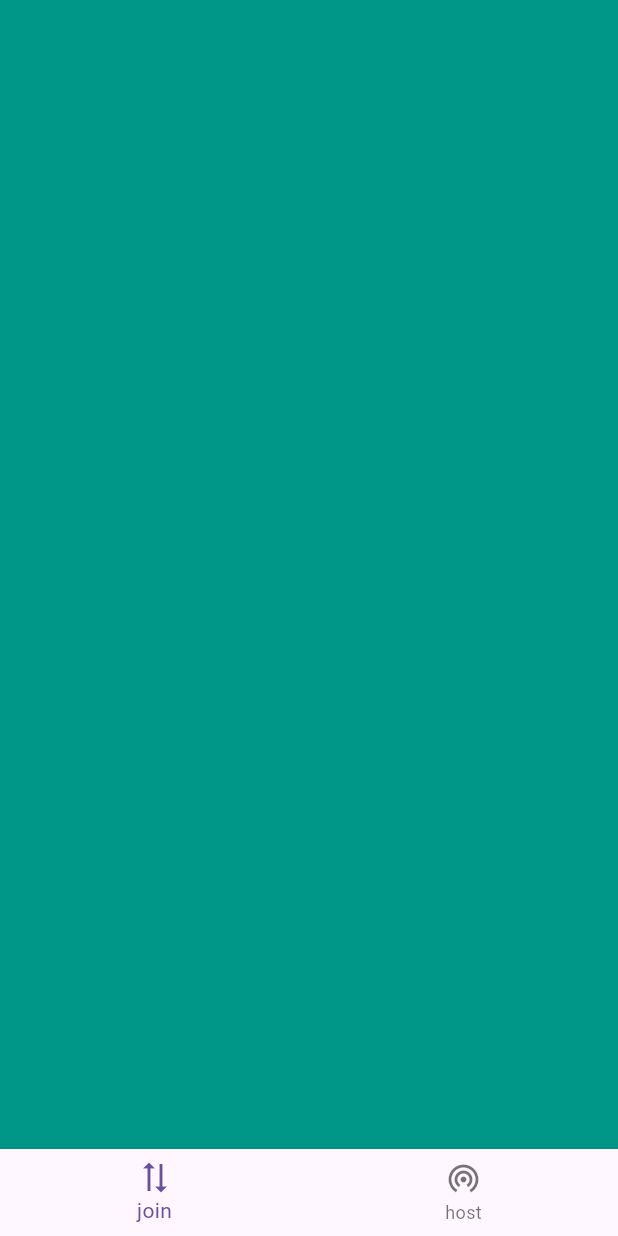
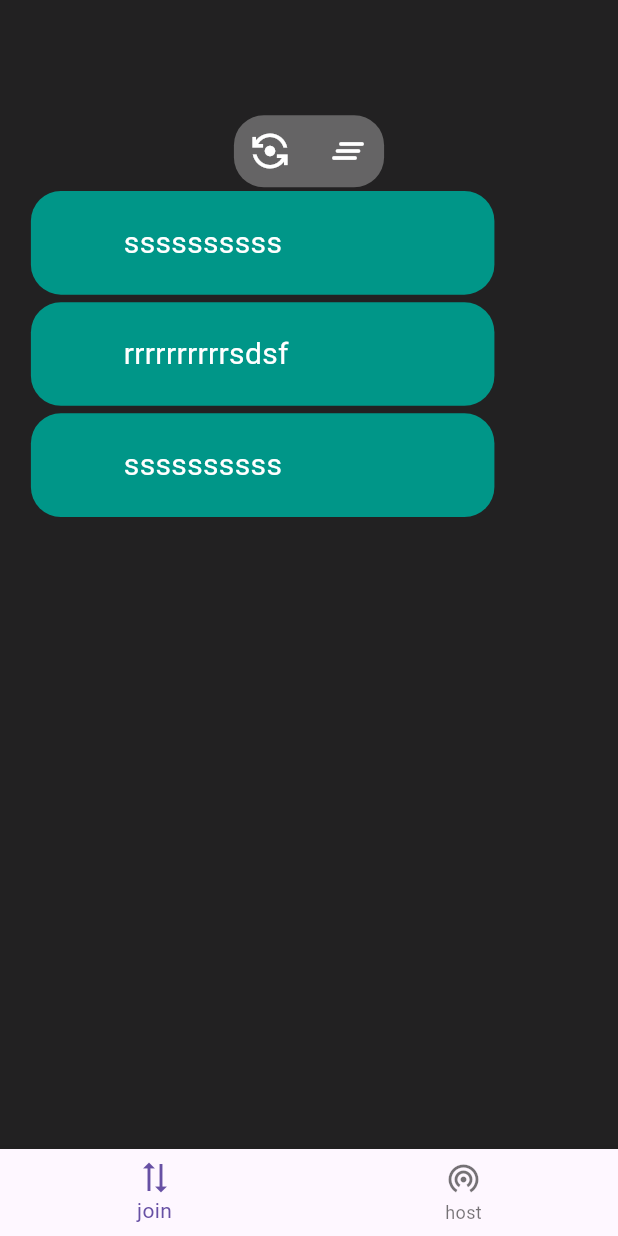
Before and after one commit to darksider-05/live_text, a Flutter app: the screen it shows after launch, on a phone screen of 412 x 824 dp. Run offline on Flutter 3.47's test engine with Material 3 defaults, Android fonts, the phone set to English and light mode, and no system bars; missing offline and left inert: network_info_plus.

```diff
--- a/lib/bottom_navigation_bar.dart
+++ b/lib/bottom_navigation_bar.dart
@@ -17,10 +17,12 @@ class Bar extends StatelessWidget {
         BottomNavigationBarItem(
           label: "join",
           icon: Transform.rotate(angle: pi / 2, child: Icon(Icons.sync_alt)),
+          backgroundColor: nav.currentpage == 0 ? Colors.blue : Colors.white,
         ),
         BottomNavigationBarItem(
           label: "host",
           icon: Icon(Icons.wifi_tethering),
+          backgroundColor: nav.currentpage == 1 ? Colors.blue : Colors.white,
         ),
       ],
     );
--- a/lib/main.dart
+++ b/lib/main.dart
@@ -1,12 +1,17 @@
 import 'package:flutter/material.dart';
 import 'package:live_text/bottom_navigation_bar.dart';
+import 'package:live_text/pages/joinp.dart';
 import 'package:provider/provider.dart';
 import 'providers.dart';
 
 void main() {
   runApp(
     MultiProvider(
-      providers: [ChangeNotifierProvider(create: (_) => Navigation())],
+      providers: [
+        ChangeNotifierProvider(create: (_) => Navigation()),
+        ChangeNotifierProvider(create: (_) => Lobby()),
+        ChangeNotifierProvider(create: (_) => General()),
+      ],
       child: Ma(),
     ),
   );
@@ -18,11 +23,13 @@ class Ma extends StatelessWidget {
   @override
   Widget build(BuildContext context) {
     final nav = context.watch<Navigation>();
+    final router = context.watch<Lobby>();
+    final general = context.watch<General>();
     return MaterialApp(
       debugShowCheckedModeBanner: false,
       home: Scaffold(
         bottomNavigationBar: Bar(nav: nav),
-        body: Pv(nav: nav),
+        body: Pv(nav: nav, router: router, general: general),
       ),
     );
   }
@@ -30,7 +37,14 @@ class Ma extends StatelessWidget {
 
 class Pv extends StatelessWidget {
   final Navigation nav;
-  const Pv({super.key, required this.nav});
+  final Lobby router;
+  final General general;
+  const Pv({
+    super.key,
+    required this.nav,
+    required this.router,
+    required this.general,
+  });
 
   @override
   Widget build(BuildContext context) {
@@ -38,12 +52,12 @@ class Pv extends StatelessWidget {
       controller: nav.controller,
       physics: NeverScrollableScrollPhysics(),
       children: [
-        nav.currentpage == 0
-            ? Container(color: Colors.teal)
-            : Container(color: Colors.green),
+        nav.currentpage != 1
+            ? Jp(nav: nav, router: router, general: general)
+            : Jp(nav: nav, router: router, general: general),
         nav.currentpage == 1
             ? Container(color: Colors.amber)
-            : Container(color: Colors.pink),
+            : Container(color: Colors.amber),
       ],
     );
   }
--- /dev/null
+++ b/lib/pages/joinp.dart
@@ -0,0 +1,217 @@
+import 'dart:convert';
+import 'dart:io';
+
+import 'package:flutter/material.dart';
+import 'package:live_text/providers.dart';
+import 'package:network_info_plus/network_info_plus.dart';
+
+class Jp extends StatefulWidget {
+  final Navigation nav;
+  final Lobby router;
+  final General general;
+  Jp({
+    super.key,
+    required this.nav,
+    required this.router,
+    required this.general,
+  });
+
+  @override
+  State<Jp> createState() => _JpState();
+  RawDatagramSocket? _udpclient;
+}
+
+class _JpState extends State<Jp> {
+  @override
+  void initState() {
+    super.initState();
+    final nav = widget.nav;
+    if (nav.currentpage == 0) {
+      /////////////////////////////////////////////////////////////////////////// start();
+    }
+  }
+
+  void start() async {
+    widget._udpclient = await RawDatagramSocket.bind(
+      InternetAddress.anyIPv4,
+      0,
+    );
+    widget._udpclient?.listen((event) {
+      if (event == RawSocketEvent.read) {
+        final dg = widget._udpclient?.receive();
+        if (dg != null) {
+          final msg = utf8.decode(dg.data);
+          final lst = msg.split("|").toList();
+          if (lst[0] == "pong") {
+            final target = lst[1];
+            widget.router.add(
+              "$target:50987",
+            ); // this is the port that the udp servers will be on
+          }
+        }
+      }
+    });
+  }
+
+  Future<void> scout(General general) async {
+    general.busy = true;
+    final selfip = await NetworkInfo().getWifiIP() ?? "0.0.0.0";
+    var iplist = selfip.split(".").toList();
+    iplist = iplist.sublist(0, 3);
+    final subnet = iplist.join(".");
+
+    await Future.forEach<int>(List.generate(254, (i) => i + 1), (sub) async {
+      widget._udpclient?.send(
+        utf8.encode("ping"),
+        InternetAddress("$subnet.$sub"),
+        2022,
+      );
+      await Future.delayed(Duration(milliseconds: 5));
+    });
+    general.busy = false;
+  }
+
+  @override
+  void dispose() {
+    super.dispose();
+    widget.router.clean();
+  }
+
+  @override
+  Widget build(BuildContext context) {
+    final router = widget.router;
+    var width = MediaQuery.of(context).size.shortestSide;
+    var height = MediaQuery.of(context).size.longestSide;
+    bool isver = MediaQuery.of(context).orientation == Orientation.portrait;
+    var truewidth = isver ? width : height;
+    var trueheight = isver
+        ? height - kBottomNavigationBarHeight
+        : width - kBottomNavigationBarHeight;
+
+    return Container(
+      width: truewidth,
+      height: trueheight,
+      color: Colors.black87,
+      child: Column(
+        children: [
+          SizedBox(height: trueheight * 0.1),
+          Container(
+            decoration: BoxDecoration(
+              color: Colors.white30,
+              borderRadius: BorderRadius.circular(20),
+            ),
+            child: Row(
+              spacing: truewidth * 0.01,
+              mainAxisSize: MainAxisSize.min,
+              crossAxisAlignment: CrossAxisAlignment.end,
+              mainAxisAlignment: MainAxisAlignment.spaceEvenly,
+              children: [
+                IconButton(
+                  icon: Icon(
+                    Icons.flip_camera_android_sharp,
+                    size: 28,
+                    color: Colors.white,
+                  ),
+                  onPressed: () {
+                    ///////////////////////////////////////////////////////////scout(widget.general);
+                  },
+                ),
+                IconButton(
+                  icon: Icon(
+                    Icons.clear_all_rounded,
+                    size: 28,
+                    color: Colors.white,
+                  ),
+                  onPressed: () {
+                    router.clean();
+                  },
+                ),
+              ],
+            ),
+          ),
+
+          router.hosts.isNotEmpty
+              ? Expanded(
+                  child: ListView.builder(
+                    itemCount: router.hosts.length,
+                    itemBuilder: (context, index) {
+                      return Padding(
+                        padding: EdgeInsets.fromLTRB(0, 2.5, 0, 2.5),
+                        child: Align(
+                          alignment: Alignment.topLeft,
+                          child: Padding(
+                            padding: EdgeInsets.only(left: truewidth * 0.05),
+                            child: Container(
+                              width: truewidth * 0.75,
+                              height: trueheight * 0.09,
+                              decoration: BoxDecoration(
+                                borderRadius: BorderRadius.circular(20),
+                                color: Colors.teal,
+                              ),
+                              child: Align(
+                                alignment: Alignment.centerLeft,
+                                child: Padding(
+                                  padding: EdgeInsets.only(
+                                    left: truewidth * 0.15,
+                                  ),
+                                  child: Text(
+                                    router.hosts[index],
+                                    style: TextStyle(
+                                      fontSize: 20,
+                                      color: Colors.white,
+                                    ),
+                                  ),
+                                ),
+                              ),
+                            ),
+                          ),
+                        ),
+                      );
+                    },
+                  ),
+                )
+              : Padding(
+                  padding: EdgeInsets.only(top: trueheight * 0.01),
+                  child: Container(
+                    width: truewidth * 0.75,
+                    height: trueheight * 0.09,
+                    decoration: BoxDecoration(
+                      borderRadius: BorderRadius.circular(20),
+                      color: Colors.teal,
+                    ),
+                    child: Align(
+                      alignment: Alignment.centerLeft,
+                      child: Padding(
+                        padding: EdgeInsets.only(left: truewidth * 0.15),
+                        child: Row(
+                          children: [
+                            Text(
+                              "press the ",
+                              style: TextStyle(
+                                color: Colors.white,
+                                fontSize: 18,
+                              ),
+                            ),
+                            Icon(
+                              Icons.flip_camera_android_rounded,
+                              color: Colors.white,
+                              size: 25,
+                            ),
+                            Text(
+                              " icon to search",
+                              style: TextStyle(
+                                color: Colors.white,
+                                fontSize: 18,
+                              ),
+                            ),
+                          ],
+                        ),
+                      ),
+                    ),
+                  ),
+                ),
+        ],
+      ),
+    );
+  }
+}
--- a/lib/providers.dart
+++ b/lib/providers.dart
@@ -16,3 +16,30 @@ class Navigation extends ChangeNotifier {
     }
   }
 }
+
+class Lobby extends ChangeNotifier {
+  List<String> hosts = ["ssssssssss", "rrrrrrrrrrsdsf", "ssssssssss"];
+
+  void add(String neew) {
+    hosts.add(neew);
+    notifyListeners();
+  }
+
+  void remove(String target) {
+    hosts.remove(target);
+    notifyListeners();
+  }
+
+  void clean() {
+    hosts = [];
+    notifyListeners();
+  }
+}
+
+class General extends ChangeNotifier {
+  bool busy = false;
+  void undo() {
+    busy = !busy;
+    notifyListeners();
+  }
+}
--- a/pubspec.yaml
+++ b/pubspec.yaml
@@ -35,6 +35,7 @@ dependencies:
   # Use with the CupertinoIcons class for iOS style icons.
   cupertino_icons: ^1.0.8
   provider: ^6.1.5+1
+  network_info_plus: ^7.0.0
 
 dev_dependencies:
   flutter_test:
```
Also changed, not shown: pubspec.lock, 2 other files.
